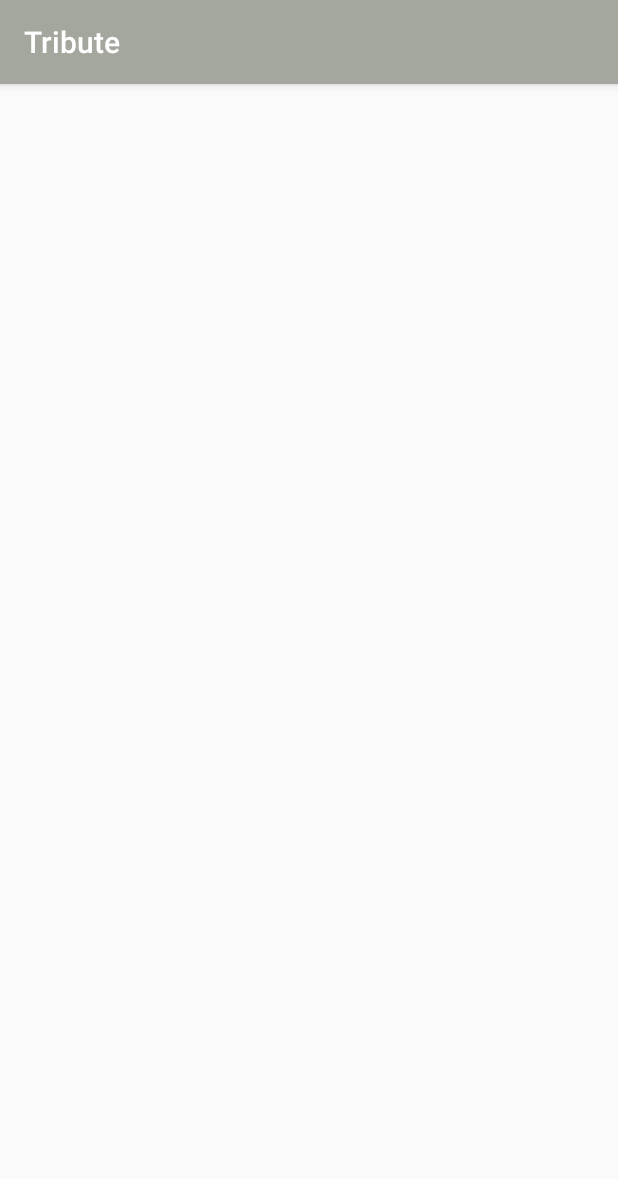
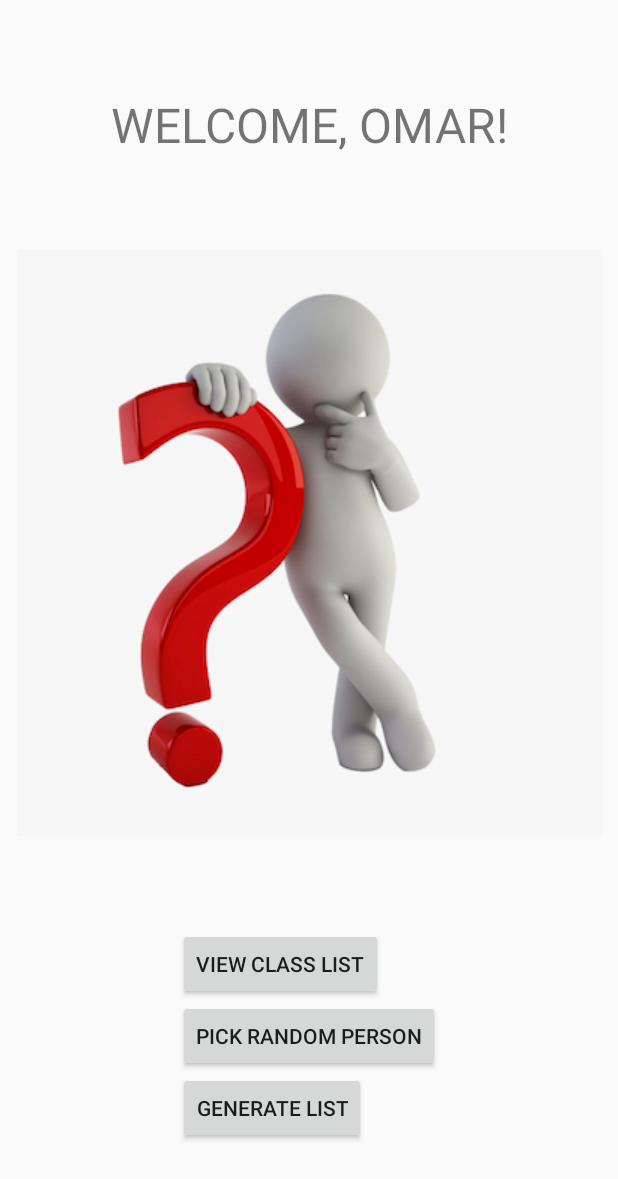
Before and after one commit to InquisitiveMindHasToKnow/Tribute, an Android app: the MainActivity screen opened directly, with no data from a screen before it, on a phone screen of 412 x 824 dp. Shown: the top 1179 px of the screen. Run offline under Robolectric (Android 15) with nearby library versions, the light colour scheme and no system bars; our stand-ins replace Picasso.

Commit message:
buttons and welcome screen

```diff
--- a/app/src/main/java/com/ohmstheresistance/tribute/activities/MainActivity.java
+++ b/app/src/main/java/com/ohmstheresistance/tribute/activities/MainActivity.java
@@ -2,14 +2,32 @@ package com.ohmstheresistance.tribute.activities;
 
 import android.support.v7.app.AppCompatActivity;
 import android.os.Bundle;
+import android.widget.Button;
+import android.widget.ImageView;
+import android.widget.TextView;
 
 import com.ohmstheresistance.tribute.R;
+import com.squareup.picasso.Picasso;
 
 public class MainActivity extends AppCompatActivity {
+
+    private TextView welcomeTextView;
+    private Button infoFromInternetButton;
+    private Button generateOwnListButton;
+    private ImageView welcomeScreenImageView;
 
     @Override
     protected void onCreate(Bundle savedInstanceState) {
         super.onCreate(savedInstanceState);
         setContentView(R.layout.activity_main);
+
+        welcomeTextView = findViewById(R.id.welcome_textview);
+        infoFromInternetButton = findViewById(R.id.info_from_internet_button);
+        generateOwnListButton = findViewById(R.id.generate_own_list_button);
+        welcomeScreenImageView = findViewById(R.id.welcome_screen_imageview);
+
+        Picasso.get()
+                .load(R.drawable.guesswho)
+                .into(welcomeScreenImageView);
     }
 }
--- a/app/src/main/java/com/ohmstheresistance/tribute/intro/SplashWelcome.java
+++ b/app/src/main/java/com/ohmstheresistance/tribute/intro/SplashWelcome.java
@@ -4,6 +4,7 @@ import android.content.Intent;
 import android.os.Handler;
 import android.support.v7.app.AppCompatActivity;
 import android.os.Bundle;
+import android.view.Window;
 import android.widget.ImageView;
 import android.widget.TextView;
 
@@ -14,11 +15,14 @@ import com.squareup.picasso.Picasso;
 public class SplashWelcome extends AppCompatActivity {
 
     ImageView splashImage;
-    private static int SPLASH_SCREEN_TIMER = 5000;
+    private static int SPLASH_SCREEN_TIMER = 6000;
     private Intent toLoginScreenIntent;
 
     @Override
     protected void onCreate(Bundle savedInstanceState) {
+        requestWindowFeature(Window.FEATURE_NO_TITLE);
+
+
         super.onCreate(savedInstanceState);
         setContentView(R.layout.activity_splash_welcome);
 
--- a/app/src/main/res/layout/activity_login.xml
+++ b/app/src/main/res/layout/activity_login.xml
@@ -2,7 +2,8 @@
 <android.support.constraint.ConstraintLayout xmlns:android="http://schemas.android.com/apk/res/android"
     xmlns:app="http://schemas.android.com/apk/res-auto"
     android:layout_width="match_parent"
-    android:layout_height="match_parent">
+    android:layout_height="match_parent"
+    android:background="@color/colorPrimary">
 
     <EditText
         android:id="@+id/user_email_edittext"
--- a/app/src/main/res/layout/activity_main.xml
+++ b/app/src/main/res/layout/activity_main.xml
@@ -6,4 +6,58 @@
     android:layout_height="match_parent"
     tools:context=".activities.MainActivity">
 
+
+    <TextView
+        android:id="@+id/welcome_textview"
+        android:layout_width="wrap_content"
+        android:layout_height="wrap_content"
+        android:text="@string/welcome_omar"
+        android:gravity="center_horizontal"
+        android:textSize="32sp"
+        app:layout_constraintLeft_toLeftOf="parent"
+        app:layout_constraintRight_toRightOf="parent"
+        app:layout_constraintTop_toTopOf="parent"
+        app:layout_constraintBottom_toTopOf="@id/welcome_screen_imageview"
+       />
+
+    <ImageView
+        android:id="@+id/welcome_screen_imageview"
+        android:layout_width="wrap_content"
+        android:layout_height="wrap_content"
+        app:layout_constraintTop_toBottomOf="@id/welcome_textview"
+        app:layout_constraintLeft_toLeftOf="parent"
+        app:layout_constraintRight_toRightOf="parent"
+        app:layout_constraintBottom_toTopOf="@id/welcome_screen_buttons"/>
+
+    <LinearLayout
+        android:id="@+id/welcome_screen_buttons"
+        android:layout_width="wrap_content"
+        android:layout_height="wrap_content"
+        android:orientation="vertical"
+        app:layout_constraintTop_toBottomOf="@id/welcome_screen_imageview"
+        app:layout_constraintLeft_toLeftOf="parent"
+        app:layout_constraintRight_toRightOf="parent"
+        app:layout_constraintBottom_toBottomOf="parent">
+
+        <Button
+            android:id="@+id/info_from_internet_button"
+            android:layout_width="wrap_content"
+            android:layout_height="wrap_content"
+            android:text="@string/view_class_list"/>
+
+        <Button
+            android:id="@+id/pick_random_person"
+            android:layout_width="wrap_content"
+            android:layout_height="wrap_content"
+            android:text="@string/pick_random_person"/>
+
+        <Button
+            android:id="@+id/generate_own_list_button"
+            android:layout_width="wrap_content"
+            android:layout_height="wrap_content"
+            android:text="@string/generate_list"/>
+
+
+    </LinearLayout>
+
 </android.support.constraint.ConstraintLayout>
--- a/app/src/main/res/values/strings.xml
+++ b/app/src/main/res/values/strings.xml
@@ -5,4 +5,8 @@
     <string name="enter_your_email_address">Enter your email address</string>
     <string name="attempts_remaining">Attempts Remaining: </string>
     <string name="login_attempts_text">Attempts Remaining:</string>
+    <string name="welcome_omar">WELCOME, OMAR!</string>
+    <string name="view_class_list">View Class List</string>
+    <string name="generate_list">Generate List</string>
+    <string name="pick_random_person">Pick Random Person</string>
 </resources>
--- a/app/src/main/res/values/styles.xml
+++ b/app/src/main/res/values/styles.xml
@@ -1,7 +1,7 @@
 <resources>
 
     <!-- Base application theme. -->
-    <style name="AppTheme" parent="Theme.AppCompat.Light.DarkActionBar">
+    <style name="AppTheme" parent="Theme.AppCompat.Light.NoActionBar">
         <!-- Customize your theme here. -->
         <item name="colorPrimary">@color/colorPrimary</item>
         <item name="colorPrimaryDark">@color/colorPrimaryDark</item>
```
Also changed, not shown: app/src/main/res/drawable/guesswho.png (added).
